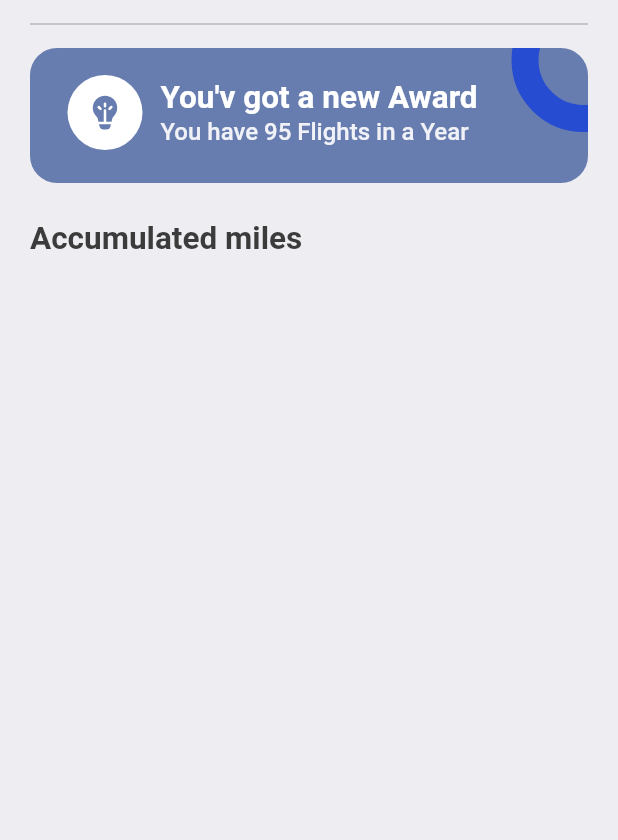
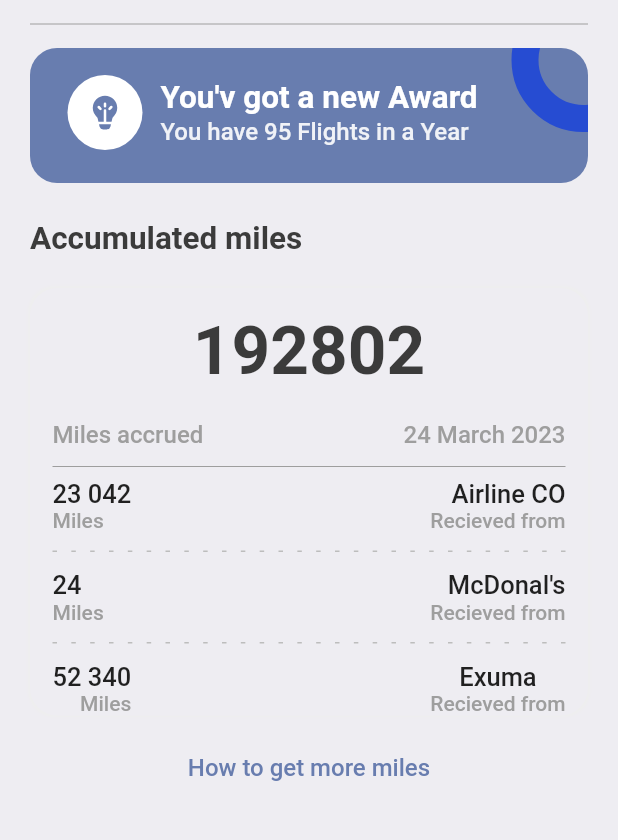
Before and after one commit to hetpatel4381/flight_ticket_booking_app, a Flutter app: the ProfileScreen screen opened directly, on a phone screen of 412 x 824 dp, the part 219-1059 px from its top. Run offline on Flutter 3.47's test engine with Material 2 defaults, Android fonts, the phone set to English and light mode, and no system bars; our stand-ins replace barcode_widget, fluentui_icons, gap, get; missing offline and left inert: dart:ffi.

Commit message:
project-UI-done

```diff
--- a/lib/screens/profile_screen.dart
+++ b/lib/screens/profile_screen.dart
@@ -1,4 +1,6 @@
 import 'package:book_tickets/utils/app_layout.dart';
+import 'package:book_tickets/widgets/column_layout.dart';
+import 'package:book_tickets/widgets/layout_builder_widget.dart';
 import 'package:fluentui_icons/fluentui_icons.dart';
 import 'package:flutter/material.dart';
 import 'package:flutter/src/widgets/framework.dart';
@@ -130,7 +132,89 @@ class ProfileScreen extends StatelessWidget {
             ],
           ),
           Gap(AppLayout.getHeight(25)),
-          Text("Accumulated miles", style: Styles.headLineStyle2,)
+          Text("Accumulated miles", style: Styles.headLineStyle2,),
+          Gap(AppLayout.getHeight(20)),
+          Container(
+            padding: EdgeInsets.symmetric(horizontal: AppLayout.getWidth(15)),
+            decoration: BoxDecoration(
+              borderRadius: BorderRadius.circular(AppLayout.getHeight(18)),
+              color: Styles.bgColor,
+              boxShadow: [
+                BoxShadow(
+                  color: Colors.grey.shade200,
+                  blurRadius: 1,
+                  spreadRadius: 1,
+                ),
+              ]
+            ),
+            child: Column(
+              children: [
+                Gap(AppLayout.getHeight(15)),
+                Text("192802", style: TextStyle(
+                  fontSize: 45, color: Styles.textColor, fontWeight: FontWeight.w600
+                ),),
+                Gap(AppLayout.getHeight(20)),
+                Row(
+                  mainAxisAlignment: MainAxisAlignment.spaceBetween,
+                  children: [
+                    Text("Miles accrued", style: Styles.headLineStyle4.copyWith(fontSize: 16),),
+                    Text("24 March 2023", style: Styles.headLineStyle4.copyWith(fontSize: 16),),
+                  ],
+                ),
+                Gap(AppLayout.getHeight(04)),
+                const Divider(color: Colors.grey,),
+                Row(
+                  mainAxisAlignment: MainAxisAlignment.spaceBetween,
+                  children: const [
+                    ColumnLayout(firstText: "23 042", secondText: "Miles", alignment: CrossAxisAlignment.start, isColor: false,),
+                    ColumnLayout(firstText: "Airline CO", secondText: "Recieved from", alignment: CrossAxisAlignment.end, isColor: false,),
+                  ],
+                ),
+                Gap(AppLayout.getHeight(12)),
+                const AppLayoutBuilderWidget(sections: 12, isColor: false,),
+                Gap(AppLayout.getHeight(12)),
+                Row(
+                  mainAxisAlignment: MainAxisAlignment.spaceBetween,
+                  children: const [
+                    ColumnLayout(
+                      firstText: "24",
+                      secondText: "Miles",
+                      alignment: CrossAxisAlignment.start,
+                      isColor: false,
+                    ),
+                    ColumnLayout(
+                      firstText: "McDonal\'s",
+                      secondText: "Recieved from",
+                      alignment: CrossAxisAlignment.end,
+                      isColor: false,
+                    ),
+                  ],
+                ),
+                Gap(AppLayout.getHeight(12)),
+                const AppLayoutBuilderWidget(sections: 12, isColor: false,),
+                Gap(AppLayout.getHeight(12)),
+                Row(
+                  mainAxisAlignment: MainAxisAlignment.spaceBetween,
+                  children: const [
+                    ColumnLayout(
+                      firstText: "52 340",
+                      secondText: "Miles",
+                      alignment: CrossAxisAlignment.end,
+                      isColor: false,
+                    ),
+                    ColumnLayout(
+                      firstText: "Exuma",
+                      secondText: "Recieved from",
+                      alignment: CrossAxisAlignment.center,
+                      isColor: false,
+                    ),
+                  ],
+                ),
+              ],
+            ),
+          ),
+          Gap(AppLayout.getHeight(25)),
+          Center(child: Text("How to get more miles", style: Styles.textStyle.copyWith(color: Styles.primaryColor, fontWeight: FontWeight.w500),)),
         ],
       ),
     );
```
